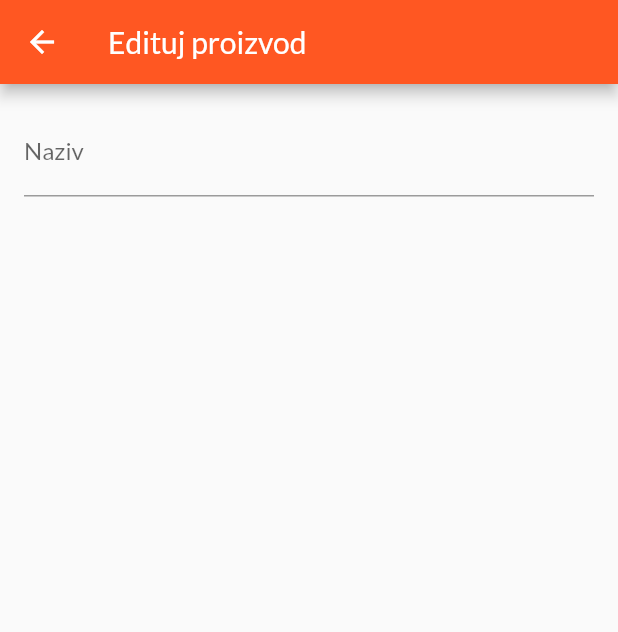
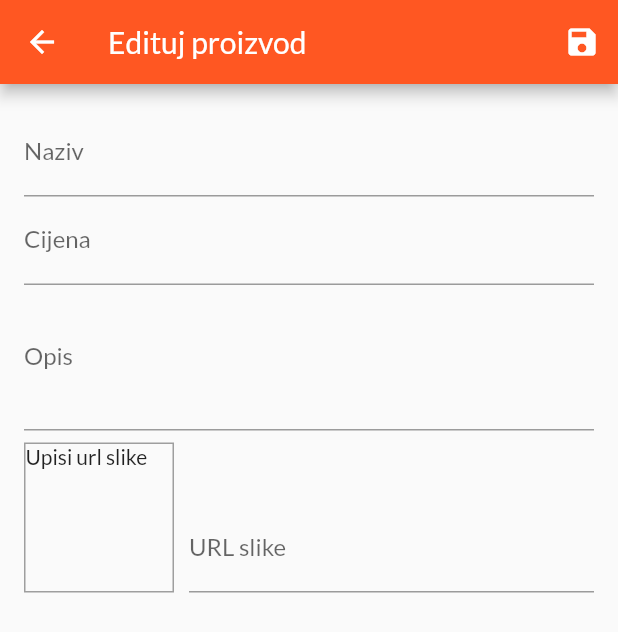
Before and after one commit to azemavdic/shop_app_flutter, a Flutter app: the EditProductScreen screen opened by its route, on a phone screen of 412 x 824 dp. Shown: the top 632 px of the screen. Run offline on Flutter 3.47's test engine with Material 2 defaults, Android fonts, the phone set to English and light mode, and no system bars; network calls fail.

```diff
--- a/lib/screens/edit_product_screen.dart
+++ b/lib/screens/edit_product_screen.dart
@@ -1,4 +1,5 @@
 import 'package:flutter/material.dart';
+import 'package:shop_app/providers/product.dart';
 
 class EditProductScreen extends StatefulWidget {
   static const routeName = '/edit-product';
@@ -8,15 +9,61 @@ class EditProductScreen extends StatefulWidget {
 }
 
 class _EditProductScreenState extends State<EditProductScreen> {
+  final _priceFocusNode = FocusNode();
+  final _descriptionFocusNode = FocusNode();
+  final _imageUrlController = TextEditingController();
+  final _imageUrlFocusNode = FocusNode();
+  final _form = GlobalKey<FormState>();
+  var _editedProduct = Product(
+    id: null,
+    title: '',
+    imageUrl: '',
+    description: '',
+    price: 0,
+  );
+
+  @override
+  void initState() {
+    super.initState();
+    _imageUrlFocusNode.addListener(_updateImageUrl);
+  }
+
+  @override
+  void dispose() {
+    super.dispose();
+    _imageUrlFocusNode.removeListener(_updateImageUrl);
+    _priceFocusNode.dispose();
+    _descriptionFocusNode.dispose();
+    _imageUrlController.dispose();
+    _imageUrlFocusNode.dispose();
+  }
+
+  void _updateImageUrl() {
+    if (!_imageUrlFocusNode.hasFocus) {
+      setState(() {});
+    }
+  }
+
+  void _saveForm() {
+    _form.currentState.save();
+  }
+
   @override
   Widget build(BuildContext context) {
     return Scaffold(
       appBar: AppBar(
         title: Text('Edituj proizvod'),
+        actions: [
+          IconButton(
+            icon: Icon(Icons.save),
+            onPressed: _saveForm,
+          )
+        ],
       ),
       body: Padding(
         padding: const EdgeInsets.all(16.0),
         child: Form(
+          key: _form,
           child: ListView(
             children: [
               TextFormField(
@@ -24,7 +71,103 @@ class _EditProductScreenState extends State<EditProductScreen> {
                   labelText: 'Naziv',
                 ),
                 textInputAction: TextInputAction.next,
-              )
+                onFieldSubmitted: (value) {
+                  FocusScope.of(context).requestFocus(_priceFocusNode);
+                },
+                onSaved: (newValue) {
+                  _editedProduct = Product(
+                    id: null,
+                    title: newValue,
+                    imageUrl: _editedProduct.imageUrl,
+                    description: _editedProduct.description,
+                    price: _editedProduct.price,
+                  );
+                },
+              ),
+              TextFormField(
+                decoration: InputDecoration(
+                  labelText: 'Cijena',
+                ),
+                textInputAction: TextInputAction.next,
+                keyboardType: TextInputType.number,
+                focusNode: _priceFocusNode,
+                onFieldSubmitted: (_) =>
+                    FocusScope.of(context).requestFocus(_descriptionFocusNode),
+                onSaved: (newValue) {
+                  _editedProduct = Product(
+                    id: null,
+                    title: _editedProduct.title,
+                    imageUrl: _editedProduct.imageUrl,
+                    description: _editedProduct.description,
+                    price: double.parse(newValue),
+                  );
+                },
+              ),
+              TextFormField(
+                decoration: InputDecoration(
+                  labelText: 'Opis',
+                ),
+                maxLines: 3,
+                keyboardType: TextInputType.multiline,
+                focusNode: _descriptionFocusNode,
+                onFieldSubmitted: (value) {
+                  FocusScope.of(context).requestFocus(_priceFocusNode);
+                },
+                onSaved: (newValue) {
+                  _editedProduct = Product(
+                    id: null,
+                    title: _editedProduct.title,
+                    imageUrl: _editedProduct.imageUrl,
+                    description: newValue,
+                    price: _editedProduct.price,
+                  );
+                },
+              ),
+              Row(
+                crossAxisAlignment: CrossAxisAlignment.end,
+                children: [
+                  Container(
+                    width: 100,
+                    height: 100,
+                    margin: EdgeInsets.only(top: 8, right: 10),
+                    decoration: BoxDecoration(
+                      border: Border.all(
+                        width: 1,
+                        color: Colors.grey,
+                      ),
+                    ),
+                    child: _imageUrlController.text.isEmpty
+                        ? Text('Upisi url slike')
+                        : FittedBox(
+                            child: Image.network(
+                              _imageUrlController.text,
+                              fit: BoxFit.cover,
+                            ),
+                          ),
+                  ),
+                  Expanded(
+                    child: TextFormField(
+                      decoration: InputDecoration(
+                        labelText: 'URL slike',
+                      ),
+                      keyboardType: TextInputType.url,
+                      textInputAction: TextInputAction.done,
+                      controller: _imageUrlController,
+                      focusNode: _imageUrlFocusNode,
+                      onFieldSubmitted: (_) => _saveForm(),
+                      onSaved: (newValue) {
+                        _editedProduct = Product(
+                          id: null,
+                          title: _editedProduct.title,
+                          imageUrl: newValue,
+                          description: _editedProduct.description,
+                          price: _editedProduct.price,
+                        );
+                      },
+                    ),
+                  ),
+                ],
+              ),
             ],
           ),
         ),
--- a/lib/widgets/user_product_item.dart
+++ b/lib/widgets/user_product_item.dart
@@ -20,7 +20,7 @@ class UserProductItem extends StatelessWidget {
             backgroundImage: NetworkImage(imageUrl),
           ),
           trailing: Container(
-            width: 80,
+            width: 100,
             child: Row(
               children: [
                 IconButton(
```
